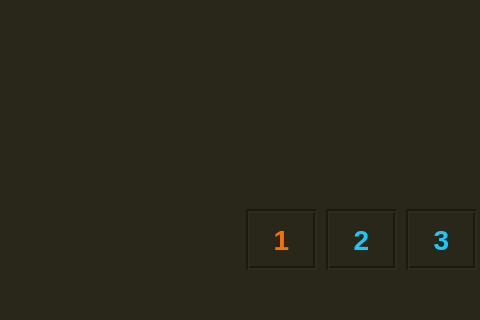
Old version of the form LaptopControls/controlwindow.ui in the repository ELEC-49X-Group-60/LaptopControlSoftware; both pictures show x 574 to 1054 and y 331 to 651 of the 1054 by 651 pixel window.
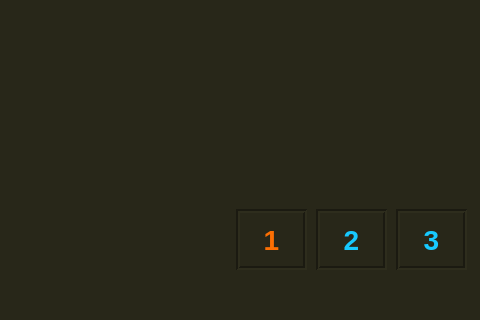
New version of the form.

Commit message: Forgot GUI. Read last commit message

Diff of the .ui file:
```diff
--- a/LaptopControls/controlwindow.ui
+++ b/LaptopControls/controlwindow.ui
@@ -192,7 +192,7 @@
    <widget class="QLabel" name="three_key">
     <property name="geometry">
      <rect>
-      <x>980</x>
+      <x>970</x>
       <y>540</y>
       <width>71</width>
       <height>61</height>
@@ -227,7 +227,7 @@
    <widget class="QLabel" name="two_key">
     <property name="geometry">
      <rect>
-      <x>900</x>
+      <x>890</x>
       <y>540</y>
       <width>71</width>
       <height>61</height>
@@ -262,7 +262,7 @@
    <widget class="QLabel" name="one_key">
     <property name="geometry">
      <rect>
-      <x>820</x>
+      <x>810</x>
       <y>540</y>
       <width>71</width>
       <height>61</height>
```
The commit also changes 1 other file.
